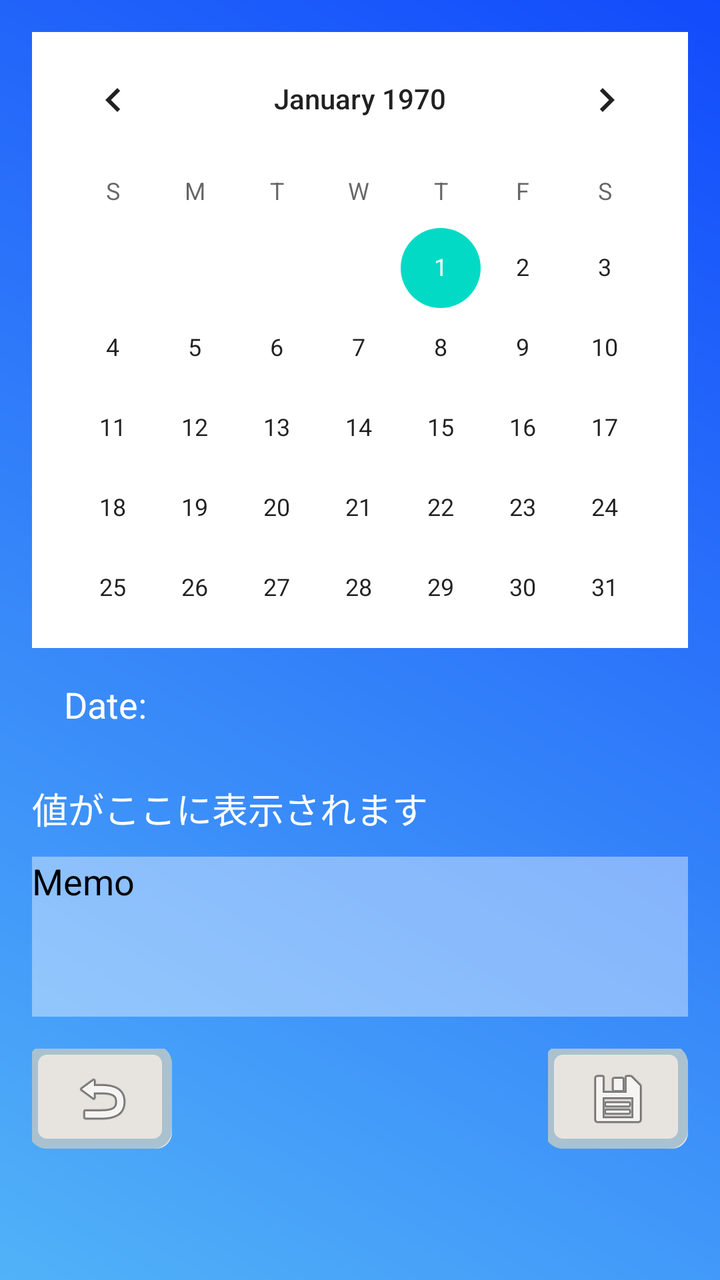
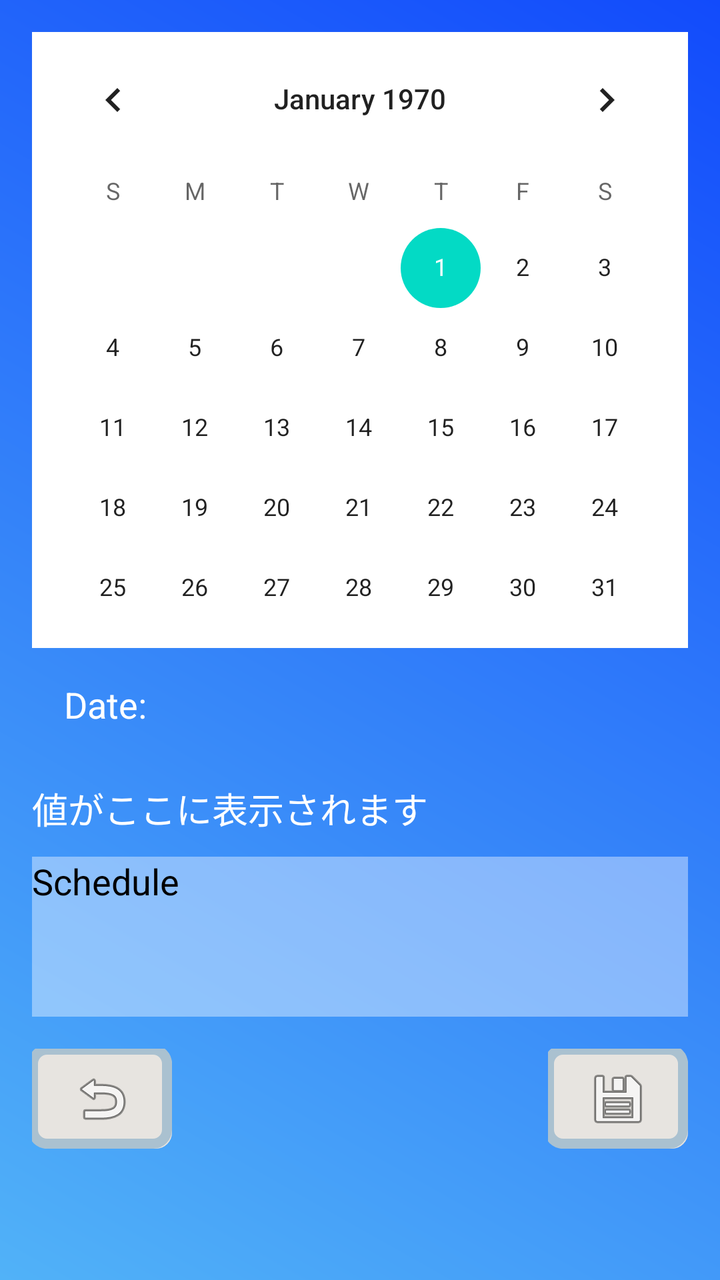

An Android layout rendered at two revisions. The XML below is the earlier revision; the diff shows what the commit changed to produce the second picture.
<!-- AndroidManifest.xml: application theme Theme.App_test -->
<!-- res/layout/calendar_main.xml -->
<?xml version="1.0" encoding="utf-8"?>
<LinearLayout
    xmlns:android="http://schemas.android.com/apk/res/android"
    xmlns:app="http://schemas.android.com/apk/res-auto"
    xmlns:tools="http://schemas.android.com/tools"
    android:layout_width="match_parent"
    android:layout_height="match_parent"
    android:orientation="vertical"
    android:background="@drawable/gradient_background"
    android:padding="16dp">

    
    <CalendarView
        android:id="@+id/calendarView"
        android:layout_width="match_parent"
        android:layout_height="308dp"
        android:background="#FFFFFF" />

    
    <TextView
        android:id="@+id/dateTextView"
        android:layout_width="match_parent"
        android:layout_height="wrap_content"
        android:padding="16dp"
        android:text="@string/calender_date"
        android:textColor="#FFFFFF"
        android:textSize="18sp" />

    
    <TextView
        android:id="@+id/received_value"
        android:layout_width="wrap_content"
        android:layout_height="48dp"
        android:gravity="center"
        android:text="値がここに表示されます"
        android:textColor="#FFFFFF"
        android:textSize="18sp" />

    
    <EditText
        android:id="@+id/scheduleEditText"
        android:layout_width="match_parent"
        android:layout_height="80dp"
        android:gravity="top"
        android:hint="Memo"
        android:textColor="#53535B"
        android:background="#66FFFFFF"
        android:textColorHint="#000000"
        android:inputType="textMultiLine"
        android:layout_marginBottom="16dp" />

    
    <LinearLayout
        android:layout_width="match_parent"
        android:layout_height="55dp"
        android:layout_marginBottom="70dp"
        android:orientation="horizontal"
        app:layout_constraintBottom_toBottomOf="parent">

        
        <ImageButton
            android:id="@+id/backButton"
            android:layout_width="70dp"
            android:layout_height="50dp"
            android:background="@drawable/button_3d_selector"
            android:contentDescription="戻るボタンです"
            app:layout_constraintBottom_toBottomOf="parent"
            app:srcCompat="@android:drawable/ic_menu_revert" />

        
        <View
            android:layout_width="0dp"
            android:layout_height="0dp"
            android:layout_weight="1" />

        
        <ImageButton
            android:id="@+id/saveButton"
            android:layout_width="70dp"
            android:layout_height="50dp"
            android:layout_gravity="end"
            android:layout_marginBottom="70dp"
            android:layout_weight="0"
            android:background="@drawable/button_3d_selector"
            android:contentDescription="メモ保存ボタンです"
            app:layout_constraintBottom_toBottomOf="parent"
            app:srcCompat="@android:drawable/ic_menu_save" />
        
    </LinearLayout>

</LinearLayout>
<!-- resources referenced by this layout -->
<resources>
  <!-- drawable button_3d_selector (drawable) -->
  <selector xmlns:android="http://schemas.android.com/apk/res/android">
  
      
      <item android:state_pressed="true" android:drawable="@drawable/button_3d_pressed_design"/>
  
      
      <item android:drawable="@drawable/button_3d_design" />
  
  </selector>
  <!-- drawable gradient_background (drawable) -->
  <?xml version="1.0" encoding="utf-8"?>
  <layer-list xmlns:android="http://schemas.android.com/apk/res/android">
      <item>
          <shape android:shape="rectangle">
              <gradient
                  android:startColor="#51B2F8"
                  android:endColor="#124BFB"
                  android:backgroundTint="#574E4E"
                  android:angle="45"
                  />
          </shape>
      </item>
  </layer-list>
  <string name="calender_date">Date:</string>
  <style name="Theme.App_test" parent="Theme.MaterialComponents.DayNight.DarkActionBar">
          
          <item name="colorPrimary">@color/purple_500</item>
          <item name="colorPrimaryVariant">@color/purple_700</item>
          <item name="colorOnPrimary">@color/white</item>
          
          <item name="colorSecondary">@color/teal_200</item>
          <item name="colorSecondaryVariant">@color/teal_700</item>
          <item name="colorOnSecondary">@color/black</item>
          
          <item name="android:statusBarColor">?attr/colorPrimaryVariant</item>
          
  
      </style>
  <!-- drawable button_3d_pressed_design (drawable) -->
  <layer-list xmlns:android="http://schemas.android.com/apk/res/android">
  
      
      <item>
          <shape android:shape="rectangle">
              <solid android:color="#D6D3CF" />
              <corners android:radius="8dp" />
          </shape>
      </item>
  
      
      <item android:left="-2dp" android:top="-2dp">
          <shape android:shape="rectangle">
              <corners android:radius="7dp" />
              <stroke
                  android:width="5dp"
                  android:color="#8E9DAF" />
          </shape>
      </item>
  
  
  </layer-list>
  <!-- drawable button_3d_design (drawable) -->
  <layer-list xmlns:android="http://schemas.android.com/apk/res/android">
  
      
      <item>
          <shape android:shape="rectangle">
              <solid android:color="#E7E4E0" /> 
              <corners android:radius="8dp" /> 
          </shape>
      </item>
  
      
      <item android:left="-2dp" android:top="-2dp">
          <shape android:shape="rectangle">
              <corners android:radius="7dp" /> 
              <stroke
                  android:width="5dp"
                  android:color="#AAC1D0" /> 
          </shape>
      </item>
  
  </layer-list>
  <color name="purple_500">#FF6200EE</color>
  <color name="purple_700">#0440D7</color>
  <color name="white">#FFFFFFFF</color>
  <color name="teal_200">#FF03DAC5</color>
  <color name="teal_700">#FF018786</color>
  <color name="black">#FF000000</color>
</resources>

<!-- the commit's change to res/layout/calendar_main.xml (unified diff, before → after) -->
@@ -42,7 +42,7 @@
         android:layout_width="match_parent"
         android:layout_height="80dp"
         android:gravity="top"
-        android:hint="Memo"
+        android:hint="Schedule"
         android:textColor="#53535B"
         android:background="#66FFFFFF"
         android:textColorHint="#000000"
